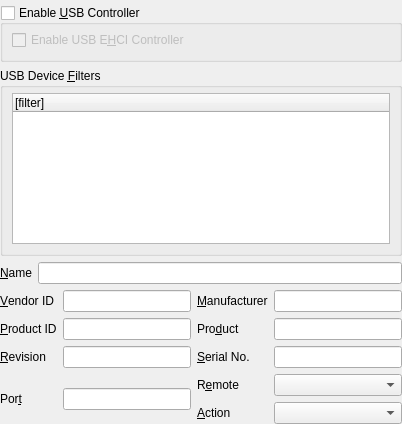
Old version of the form vbox/src/VBox/Frontends/VirtualBox4/ui/VBoxVMSettingsUSB.ui in the repository jljuxgm/vboxgit.
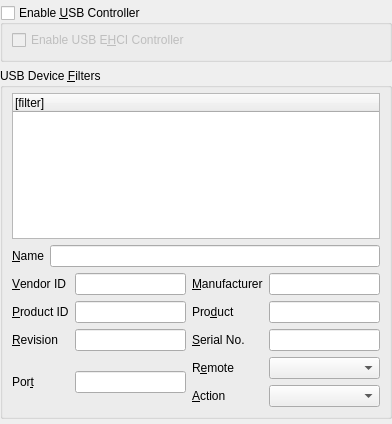
New version of the form.

Patch:
```diff
--- a/vbox/src/VBox/Frontends/VirtualBox4/ui/VBoxVMSettingsUSB.ui
+++ b/vbox/src/VBox/Frontends/VirtualBox4/ui/VBoxVMSettingsUSB.ui
@@ -22,7 +22,7 @@
    <rect>
     <x>0</x>
     <y>0</y>
-    <width>402</width>
+    <width>392</width>
     <height>424</height>
    </rect>
   </property>
@@ -37,7 +37,7 @@
     <number>0</number>
    </property>
    <property name="bottomMargin" >
-    <number>0</number>
+    <number>5</number>
    </property>
    <item>
     <widget class="QGroupBox" name="mGbUSB" >
@@ -75,9 +75,24 @@
      <property name="title" >
       <string>USB Device &amp;Filters</string>
      </property>
-     <layout class="QHBoxLayout" >
+     <layout class="QVBoxLayout" >
       <property name="topMargin" >
        <number>5</number>
+      </property>
+      <item>
+       <widget class="QWidget" native="1" name="mWtFilterHandler" >
+        <layout class="QHBoxLayout" >
+         <property name="leftMargin" >
+          <number>0</number>
+         </property>
+         <property name="topMargin" >
+          <number>0</number>
+         </property>
+         <property name="rightMargin" >
+          <number>0</number>
+         </property>
+         <property name="bottomMargin" >
+          <number>0</number>
       </property>
       <item>
        <widget class="QTreeWidget" name="mTwFilters" >
@@ -312,6 +327,9 @@
          </layout>
         </item>
        </layout>
+         </item>
+        </layout>
+       </widget>
       </item>
      </layout>
     </widget>
```
Lines whose indentation alone changed are shown as unchanged.
